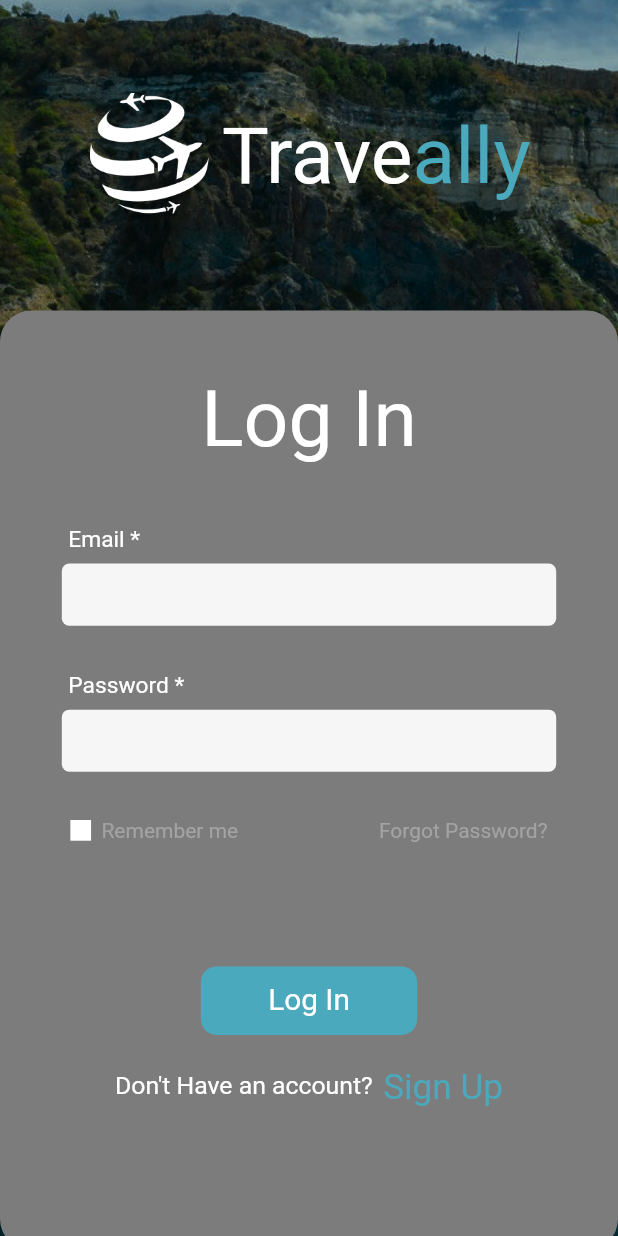
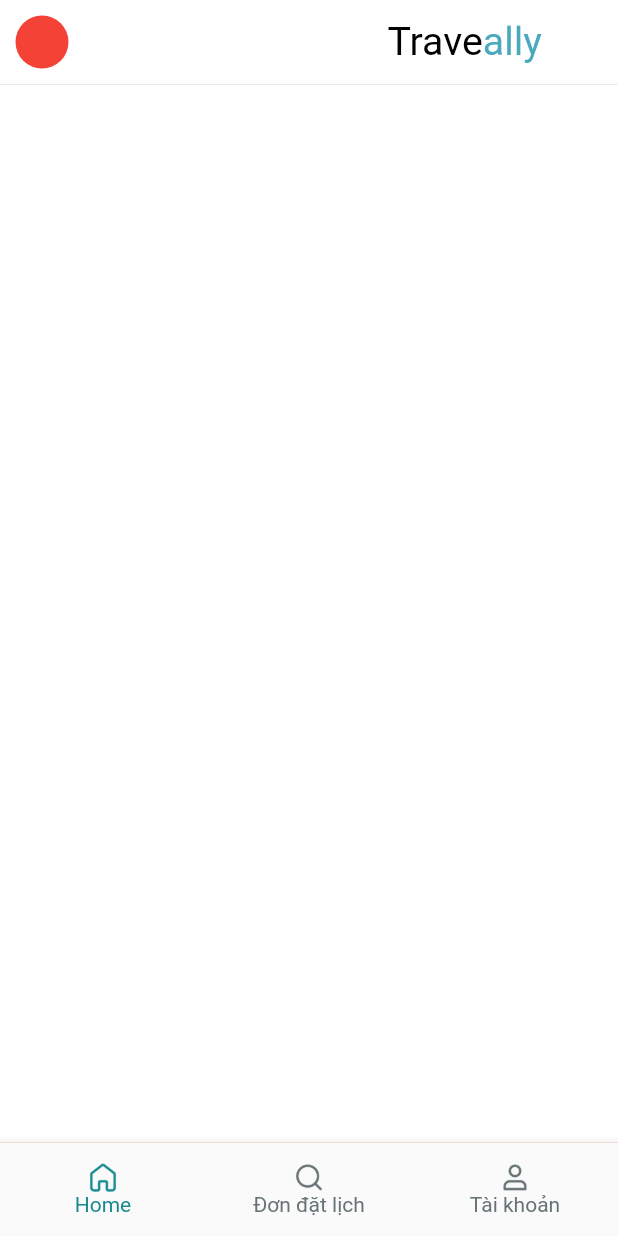
Before and after one commit to NguyenTDuc-1407/BookingApp, a Flutter app: the LoginPage screen opened by its route, after a tap on "Log In", on a phone screen of 412 x 824 dp. Run offline on Flutter 3.47's test engine with Material 2 defaults, Android fonts, the phone set to English and light mode, and no system bars; our stand-ins replace dio, file_picker, firebase_core, get, get_it, shared_preferences; accounts and stored records are empty.

Commit message:
main page

```diff
--- a/lib/utils/images_path.dart
+++ b/lib/utils/images_path.dart
@@ -6,7 +6,11 @@ class ImagesPath {
   static String sql2 = 'assets/images/sql2.png';
   static String sql3 = 'assets/images/sql3.png';
   static String arrow_right = 'assets/icons/arrow_right.png';
-  //login
+  // login
   static String BG_login = 'assets/images/background_login.png';
   static String icon_login = 'assets/icons/icon_travel.png';
+  // icon bottom
+  static String home_bottom = 'assets/icons/home.png';
+  static String search_bottom = 'assets/icons/search.png';
+  static String user_bottom = 'assets/icons/user.png';
 }
--- a/lib/view/login_page/login_controller.dart
+++ b/lib/view/login_page/login_controller.dart
@@ -1,6 +1,4 @@
 import 'package:booking/data/dio/dio_client.dart';
-import 'package:booking/data/model/auth/auth_resquest.dart';
-import 'package:booking/helper/validate.dart';
 import 'package:booking/provider/auth_provider.dart';
 import 'package:booking/routers/router_child/login_router.dart';
 import 'package:flutter/cupertino.dart';
@@ -24,7 +22,7 @@ class LoginController extends GetxController {
     checkInputPassword.text;
     inputPassword.value;
     super.onInit();
-    onSignIn();
+    // onSignIn();
   }
 
   void hideInputPassword() {
@@ -55,28 +53,28 @@ class LoginController extends GetxController {
   ///
   /// on sign in
   ///
-  Future<void> onSignIn() async {
-    final AuthRequest loginRequest = AuthRequest();
-    loginRequest.email = MyValidate.nullOrEmpty(email) ? null : email;
-    loginRequest.password = MyValidate.nullOrEmpty(password) ? null : password;
+  // Future<void> onSignIn() async {
+  //   final AuthRequest loginRequest = AuthRequest();
+  //   loginRequest.email = MyValidate.nullOrEmpty(email) ? null : email;
+  //   loginRequest.password = MyValidate.nullOrEmpty(password) ? null : password;
 
-    authProvider.signin(
-      request: loginRequest,
-      onSuccess: (account) async {
-        if (!MyValidate.nullOrEmpty(account)) {
-          // Save accout logined
-          // _handleSaveAccountLogined(account: account);
-          // sl<SharedPreferenceHelper>().setProfile(account.user!.id.toString());
+  //   authProvider.signin(
+  //     request: loginRequest,
+  //     onSuccess: (account) async {
+  //       if (!MyValidate.nullOrEmpty(account)) {
+  //         // Save accout logined
+  //         // _handleSaveAccountLogined(account: account);
+  //         // sl<SharedPreferenceHelper>().setProfile(account.user!.id.toString());
 
-          // Hide loader overlay
-          // onHideLoaderOverlay();
-          // _onGoToHomePage();
-        }
-        // EasyLoading.dismiss();
-      },
-      onError: (onError) {
-        // print("Error");
-      },
-    );
-  }
+  //         // Hide loader overlay
+  //         // onHideLoaderOverlay();
+  //         // _onGoToHomePage();
+  //       }
+  //       // EasyLoading.dismiss();
+  //     },
+  //     onError: (onError) {
+  //       // print("Error");
+  //     },
+  //   );
+  // }
 }
--- a/lib/view/login_page/login_page.dart
+++ b/lib/view/login_page/login_page.dart
@@ -229,7 +229,7 @@ class LoginPage extends GetView {
                         ),
                         Center(
                           child: InkWell(
-                            onTap: () => controller.onSignIn(),
+                            onTap: () => controller.onNextHomePage(),
                             child: Container(
                               height: MyDimensions.SPACE_SIZE_5X * 2.2,
                               width: MyDimensions.mySize.width * 0.35,
--- a/lib/view/main_pages/bottom_bar/bottom_bar_binding.dart
+++ b/lib/view/main_pages/bottom_bar/bottom_bar_binding.dart
@@ -1,11 +1,12 @@
 import 'package:booking/view/main_pages/bottom_bar/bottom_bar_controller.dart';
+import 'package:booking/view/main_pages/home/home_controller.dart';
 import 'package:get/get.dart';
 
 class BottomBarBinding extends Bindings {
   @override
   void dependencies() {
     Get.lazyPut<BottomBarController>(() => BottomBarController());
-    // Get.lazyPut<HomeController>(() => HomeController());
+    Get.lazyPut<HomeController>(() => HomeController());
     // Get.lazyPut<DonDatLichController>(() => DonDatLichController());
     // Get.lazyPut<AccountController>(() => AccountController());
   }
--- a/lib/view/main_pages/bottom_bar/bottom_bar_controller.dart
+++ b/lib/view/main_pages/bottom_bar/bottom_bar_controller.dart
@@ -1,20 +1,22 @@
+import 'package:booking/utils/images_path.dart';
+import 'package:booking/view/main_pages/home/home_page.dart';
 import 'package:get/get.dart';
 
 class BottomBarController extends GetxController {
   final List<Map<String, dynamic>> pages = [
     {
       'label': "Home",
-      // 'icon': ImagesPath.bottom_home,
-      // 'page': HomePage(),
+      'icon': ImagesPath.home_bottom,
+      'page': HomePage(),
     },
     {
       'label': "Đơn đặt lịch",
-      // 'icon': ImagesPath.bottom_don_dat_lich,
+      'icon': ImagesPath.search_bottom,
       // 'page': DonDatLichPage(),
     },
     {
       'label': "Tài khoản",
-      // 'icon': ImagesPath.bottom_account,
+      'icon': ImagesPath.user_bottom,
       // 'page': AccountPage(),
     },
   ];
@@ -41,7 +43,7 @@ class BottomBarController extends GetxController {
     update();
   }
 
-    /// double back press
+  /// double back press
   Future<bool> onDoubleBack() {
     final DateTime now = DateTime.now();
     if (currentBackPressTime == null ||
--- /dev/null
+++ b/lib/view/main_pages/home/home_controller.dart
@@ -0,0 +1,3 @@
+import 'package:get/get.dart';
+
+class HomeController extends GetxController {}
--- /dev/null
+++ b/lib/view/main_pages/home/home_page.dart
@@ -0,0 +1,66 @@
+// ignore_for_file: use_key_in_widget_constructors, sort_child_properties_last
+
+import 'package:booking/helper/dimensions.dart';
+import 'package:booking/view/main_pages/home/home_controller.dart';
+import 'package:flutter/material.dart';
+import 'package:get/get.dart';
+
+class HomePage extends GetView<HomeController> {
+  @override
+  Widget build(BuildContext context) {
+    return GetBuilder(
+      init: HomeController(),
+      builder: (controller) => Scaffold(
+        appBar: AppBar(
+          backgroundColor: Colors.white,
+          leading: Container(
+            height: MyDimensions.SPACE_SIZE_3X,
+            width: MyDimensions.SPACE_SIZE_3X,
+            margin: EdgeInsets.all(MyDimensions.SPACE_SIZE_2X),
+            decoration: BoxDecoration(
+              borderRadius:
+                  BorderRadius.circular(MyDimensions.BORDER_RADIUS_7X),
+              color: Colors.red,
+            ),
+          ),
+          title: Container(
+            margin: EdgeInsets.only(left: MyDimensions.SPACE_SIZE_5X * 9),
+            child: RichText(
+              text: TextSpan(
+                text: "Trave",
+                style: TextStyle(
+                    fontSize: MyDimensions.FONT_SIZE_H1, color: Colors.black),
+                children: [
+                  TextSpan(
+                    text: "ally",
+                    style: TextStyle(
+                        fontSize: MyDimensions.FONT_SIZE_H1,
+                        color: const Color.fromARGB(255, 74, 169, 188)),
+                  ),
+                ],
+              ),
+            ),
+          ),
+          centerTitle: true,
+          elevation: 0,
+          bottom: PreferredSize(
+              child: Container(
+                decoration: BoxDecoration(
+                  border: Border(
+                    bottom: BorderSide(
+                      color: const Color(0xffEAEAEA), // Màu sắc của Divider
+                      width:
+                          MyDimensions.ONE_UNIT_SIZE, // Chiều cao của Divider
+                    ),
+                  ),
+                ),
+              ),
+              preferredSize: Size.fromHeight(MyDimensions.ONE_UNIT_SIZE)),
+        ),
+        body: Container(
+          color: Colors.white,
+        ),
+      ),
+    );
+  }
+}
--- a/lib/view/sign_up_pages/sign_up_controller.dart
+++ b/lib/view/sign_up_pages/sign_up_controller.dart
@@ -13,9 +13,9 @@ class SignUpController extends GetxController {
 
   void hideInputPassword() {
     inputPassword.value = !inputPassword.value;
+  }
 
-  }
-  void hideInputConfipass(){
+  void hideInputConfipass() {
     inputConfiPass.value = !inputConfiPass.value;
   }
 
```
Also changed, not shown: assets/icons/Vector.png (added), assets/icons/message-circle.png (added), assets/icons/search.png (added), assets/images/Pexels Photo by Burst.png (added), lib/view/main_pages/home/home_binding.dart (added), 1 other file.
